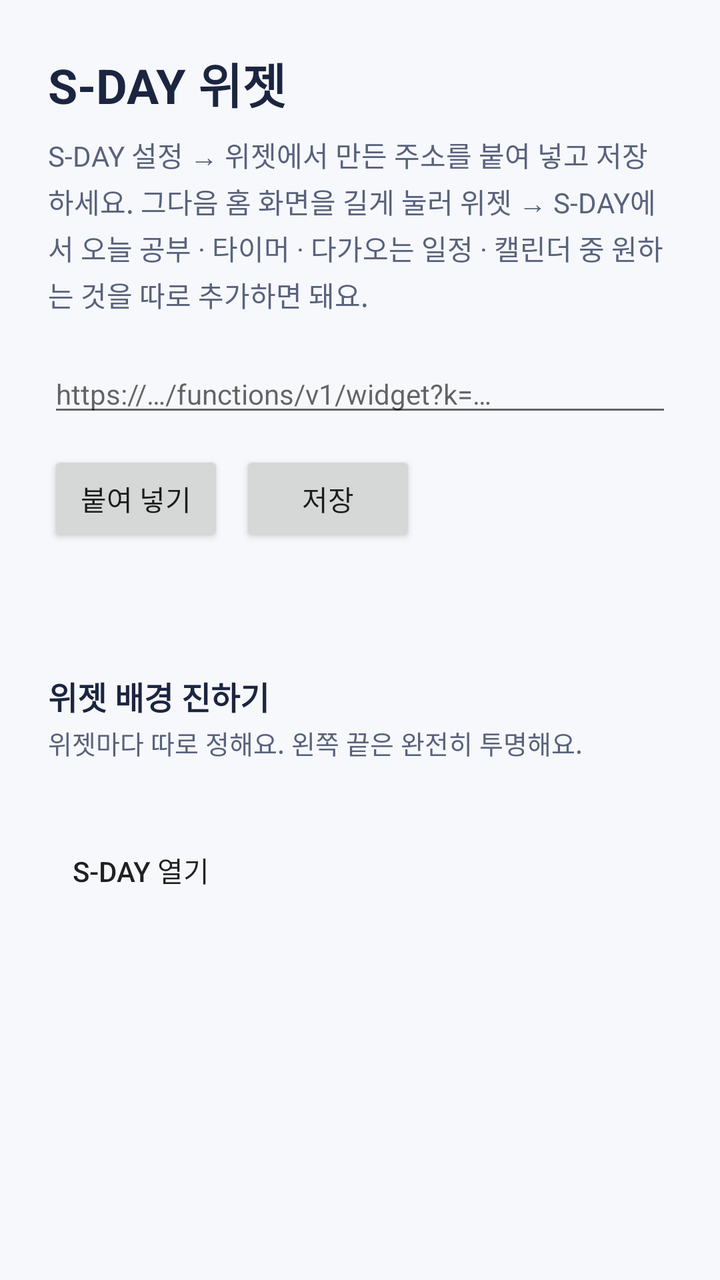
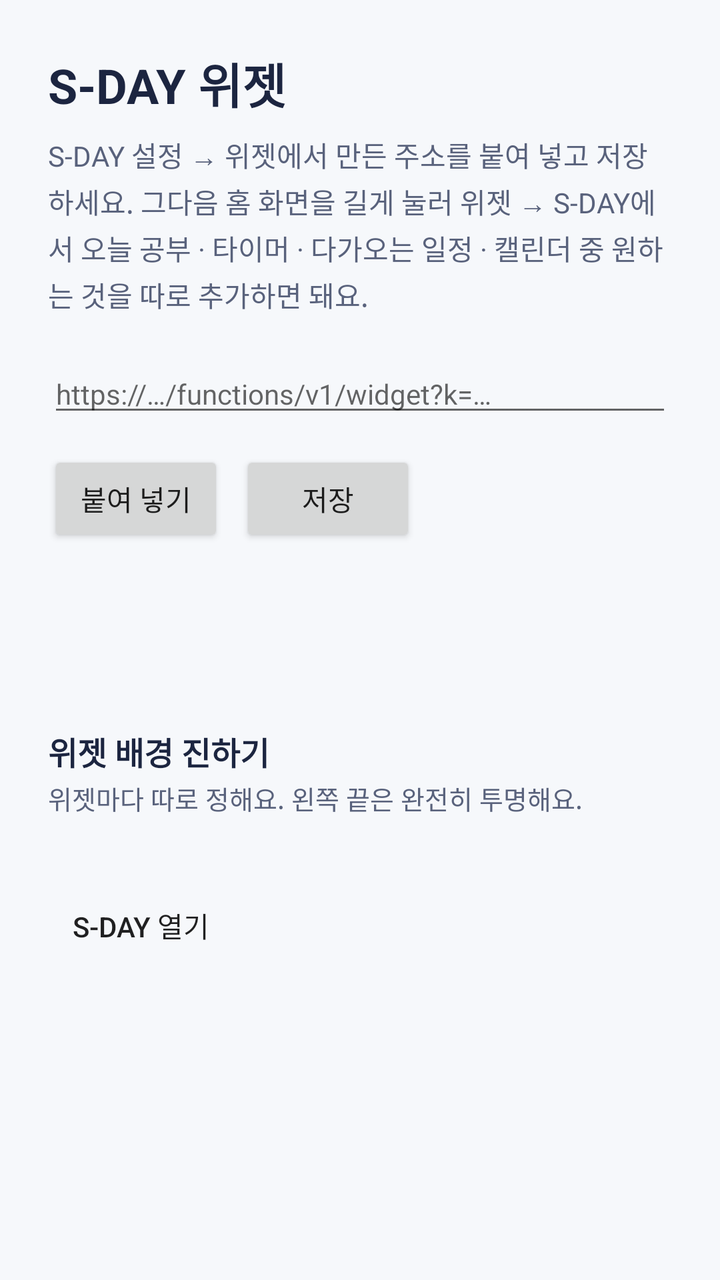

Screens rendered from an Android XML layout before and after an edit, with the pre-edit source and the edit as a unified diff.
<!-- AndroidManifest.xml: application theme AppTheme -->
<!-- res/layout/activity_main.xml -->
<?xml version="1.0" encoding="utf-8"?>
<ScrollView xmlns:android="http://schemas.android.com/apk/res/android"
    android:layout_width="match_parent"
    android:layout_height="match_parent"
    android:fitsSystemWindows="true">

    <LinearLayout
        android:layout_width="match_parent"
        android:layout_height="wrap_content"
        android:orientation="vertical"
        android:padding="24dp">

        <TextView
            android:layout_width="wrap_content"
            android:layout_height="wrap_content"
            android:text="S-DAY 위젯"
            android:textColor="@color/ink"
            android:textSize="24sp"
            android:textStyle="bold" />

        <TextView
            android:layout_width="match_parent"
            android:layout_height="wrap_content"
            android:layout_marginTop="8dp"
            android:lineSpacingExtra="3dp"
            android:text="S-DAY 설정 → 위젯에서 만든 주소를 붙여 넣고 저장하세요. 그다음 홈 화면을 길게 눌러 위젯 → S-DAY에서 오늘 공부 · 타이머 · 다가오는 일정 · 캘린더 중 원하는 것을 따로 추가하면 돼요."
            android:textColor="@color/pencil"
            android:textSize="14sp" />

        <EditText
            android:id="@+id/url"
            android:layout_width="match_parent"
            android:layout_height="wrap_content"
            android:layout_marginTop="20dp"
            android:hint="https://…/functions/v1/widget?k=…"
            android:importantForAutofill="no"
            android:inputType="textUri"
            android:maxLines="3"
            android:textSize="14sp" />

        <LinearLayout
            android:layout_width="match_parent"
            android:layout_height="wrap_content"
            android:layout_marginTop="12dp"
            android:orientation="horizontal">
            <Button
                android:id="@+id/paste"
                android:layout_width="wrap_content"
                android:layout_height="wrap_content"
                android:text="붙여 넣기" />
            <Button
                android:id="@+id/save"
                android:layout_width="wrap_content"
                android:layout_height="wrap_content"
                android:layout_marginStart="8dp"
                android:text="저장" />
        </LinearLayout>

        <TextView
            android:id="@+id/status"
            android:layout_width="match_parent"
            android:layout_height="wrap_content"
            android:layout_marginTop="16dp"
            android:textColor="@color/pencil"
            android:textSize="14sp" />

        <TextView
            android:layout_width="match_parent"
            android:layout_height="wrap_content"
            android:layout_marginTop="28dp"
            android:text="위젯 배경 진하기"
            android:textColor="@color/ink"
            android:textSize="16sp"
            android:textStyle="bold" />
        <TextView
            android:layout_width="match_parent"
            android:layout_height="wrap_content"
            android:layout_marginTop="2dp"
            android:text="위젯마다 따로 정해요. 왼쪽 끝은 완전히 투명해요."
            android:textColor="@color/pencil"
            android:textSize="13sp" />
        
        <LinearLayout
            android:id="@+id/opacity_box"
            android:layout_width="match_parent"
            android:layout_height="wrap_content"
            android:layout_marginTop="6dp"
            android:orientation="vertical" />

        <Button
            android:id="@+id/open"
            style="?android:attr/borderlessButtonStyle"
            android:layout_width="wrap_content"
            android:layout_height="wrap_content"
            android:layout_marginTop="24dp"
            android:text="S-DAY 열기" />
    </LinearLayout>
</ScrollView>
<!-- resources referenced by this layout -->
<resources>
  <color name="ink">#1C2540</color>
  <color name="pencil">#59627C</color>
  <style name="AppTheme" parent="android:Theme.Material.Light.NoActionBar">
          <item name="android:colorAccent">@color/pen</item>
          <item name="android:colorPrimary">@color/pen</item>
          <item name="android:statusBarColor">@color/paper</item>
          <item name="android:windowBackground">@color/paper</item>
          <item name="android:windowLightStatusBar">true</item>
      </style>
  <color name="pen">#2C4BD1</color>
  <color name="paper">#F6F8FB</color>
</resources>

<!-- the commit's change to res/layout/activity_main.xml (unified diff, before → after) -->
@@ -63,6 +63,13 @@
             android:layout_marginTop="16dp"
             android:textColor="@color/pencil"
             android:textSize="14sp" />
+        <TextView
+            android:id="@+id/open_target"
+            android:layout_width="match_parent"
+            android:layout_height="wrap_content"
+            android:layout_marginTop="10dp"
+            android:textColor="@color/pencil"
+            android:textSize="13sp" />
 
         <TextView
             android:layout_width="match_parent"
